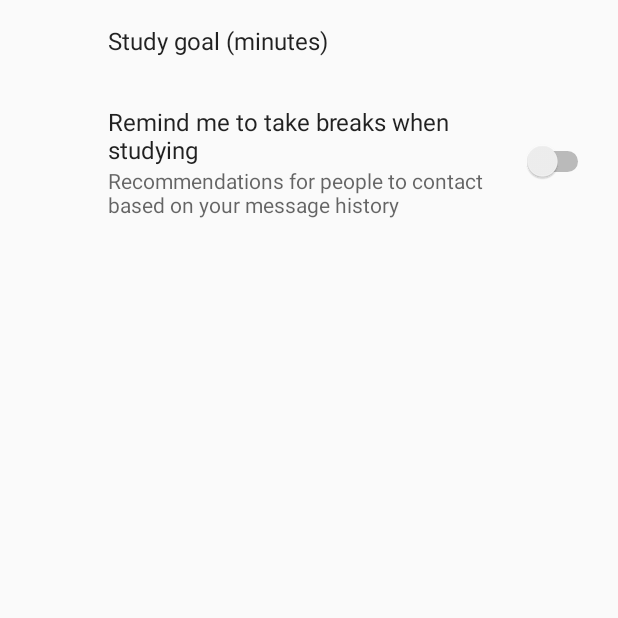
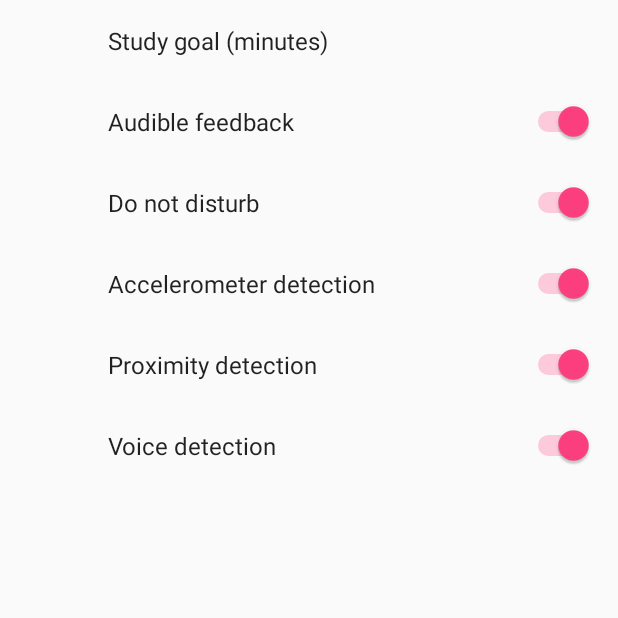
Before and after one commit to NBerlin/MAMN01Projekt, an Android app: the screen it shows after launch (SettingActivity), after a tap on "SETTINGS", on a phone screen of 412 x 824 dp, the top half of it. Run offline under Robolectric (Android 15) with nearby library versions, the light colour scheme and no system bars; our stand-ins replace androidx.preference.

Commit message:
Expanded settings menu to include all detectors

```diff
--- a/app/src/main/java/grupp1/projekt/settings/SettingsValues.java
+++ b/app/src/main/java/grupp1/projekt/settings/SettingsValues.java
@@ -6,7 +6,12 @@ import android.support.v7.preference.PreferenceManager;
 
 public class SettingsValues {
 
-    private final static String TIME_TO_STUDY_PREF = "study_goal_minutes";
+    private final static String PREF_TIME_TO_STUDY = "study_goal_minutes";
+    private final static String PREF_ACCELEROMETER = "detector_accelerometer";
+    private final static String PREF_PROXIMITY = "detector_proximity";
+    private final static String PREF_VOICE = "detector_voice";
+    private final static String PREF_FEEDBACK_ON = "feedback_on";
+    private final static String PREF_DO_NOT_DISTURB = "do_not_disturb";
 
     private final SharedPreferences mPreferences;
 
@@ -17,7 +22,7 @@ public class SettingsValues {
     public int getMinutesToStudy() {
         int study;
         try {
-            study = Integer.valueOf(mPreferences.getString(TIME_TO_STUDY_PREF, "-1"));
+            study = Integer.valueOf(mPreferences.getString(PREF_TIME_TO_STUDY, "-1"));
         } catch (Exception e) {
             study = 10;
         }
@@ -27,4 +32,25 @@ public class SettingsValues {
         return study;
     }
 
+    public boolean isFeedbackOn() {
+        return mPreferences.getBoolean(PREF_FEEDBACK_ON, true);
+    }
+
+    public boolean isDoNotDisturbOn() {
+        return mPreferences.getBoolean(PREF_DO_NOT_DISTURB, true);
+    }
+
+    public boolean isAccelerometerOn() {
+        return mPreferences.getBoolean(PREF_ACCELEROMETER, true);
+    }
+
+    public boolean isProximityOn() {
+        return mPreferences.getBoolean(PREF_PROXIMITY, true);
+    }
+
+    public boolean isVoiceOn() {
+        return mPreferences.getBoolean(PREF_VOICE, true);
+    }
+
+
 }
--- a/app/src/main/res/values/strings.xml
+++ b/app/src/main/res/values/strings.xml
@@ -74,6 +74,10 @@
 
     <string name="pref_title_vibrate">Vibrate</string>
     <string name="pref_title_study_goal_minutes">Study goal (minutes)</string>
-    <string name="pref_title_pomodoro_enabled">Remind me to take breaks when studying</string>
     <string name="title_activity_setting">SettingActivity</string>
+    <string name="pref_title_accelerometer">Accelerometer detection</string>
+    <string name="pref_title_proximity">Proximity detection</string>
+    <string name="pref_title_voice">Voice detection</string>
+    <string name="pref_title_feedback">Audible feedback</string>
+    <string name="pref_do_not_disturb">Do not disturb</string>
 </resources>
--- a/app/src/main/res/xml/pref_general.xml
+++ b/app/src/main/res/xml/pref_general.xml
@@ -10,10 +10,33 @@
         android:singleLine="true"
         android:title="@string/pref_title_study_goal_minutes" />
 
+
     <SwitchPreference
-        android:defaultValue="false"
-        android:key="pomodoro_enabled"
-        android:summary="@string/pref_description_social_recommendations"
-        android:title="@string/pref_title_pomodoro_enabled" />
+        android:defaultValue="true"
+        android:key="feedback_on"
+        android:title="@string/pref_title_feedback" />
+
+
+    <SwitchPreference
+        android:defaultValue="true"
+        android:key="do_not_disturb"
+        android:title="@string/pref_do_not_disturb" />
+
+    <SwitchPreference
+        android:defaultValue="true"
+            android:key="detector_accelerometer"
+        android:title="@string/pref_title_accelerometer" />
+
+    <SwitchPreference
+        android:defaultValue="true"
+        android:key="detector_proximity"
+        android:title="@string/pref_title_proximity" />
+
+    <SwitchPreference
+        android:defaultValue="true"
+        android:key="detector_voice"
+        android:title="@string/pref_title_voice" />
+
+
 
 </PreferenceScreen>
```
